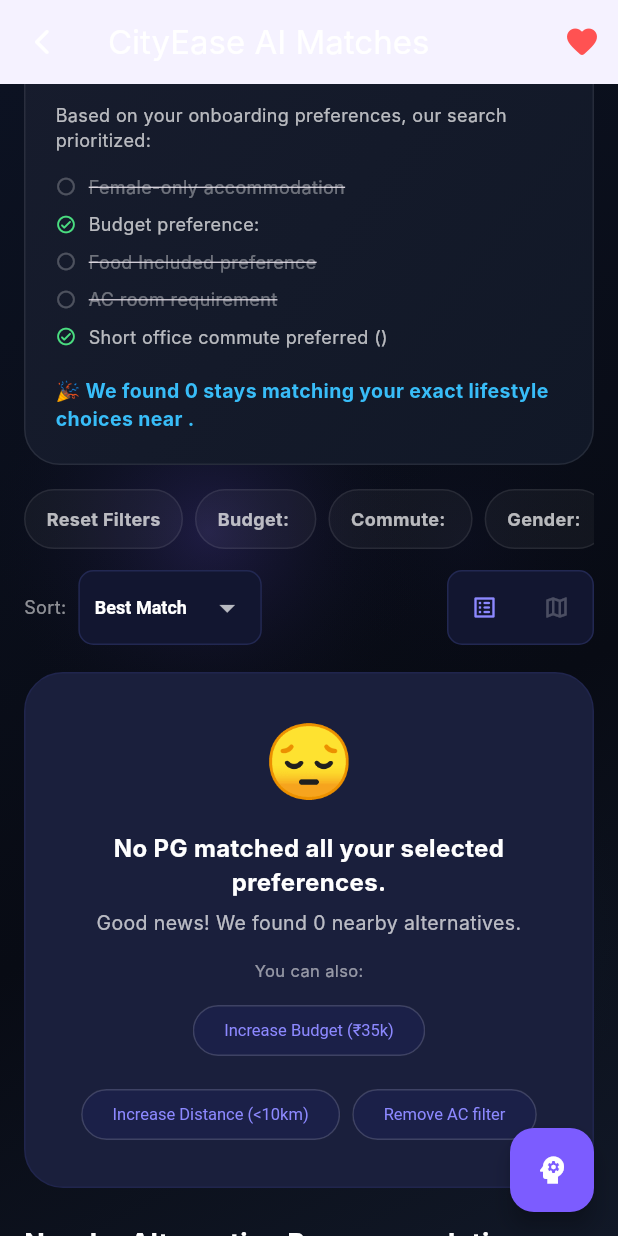
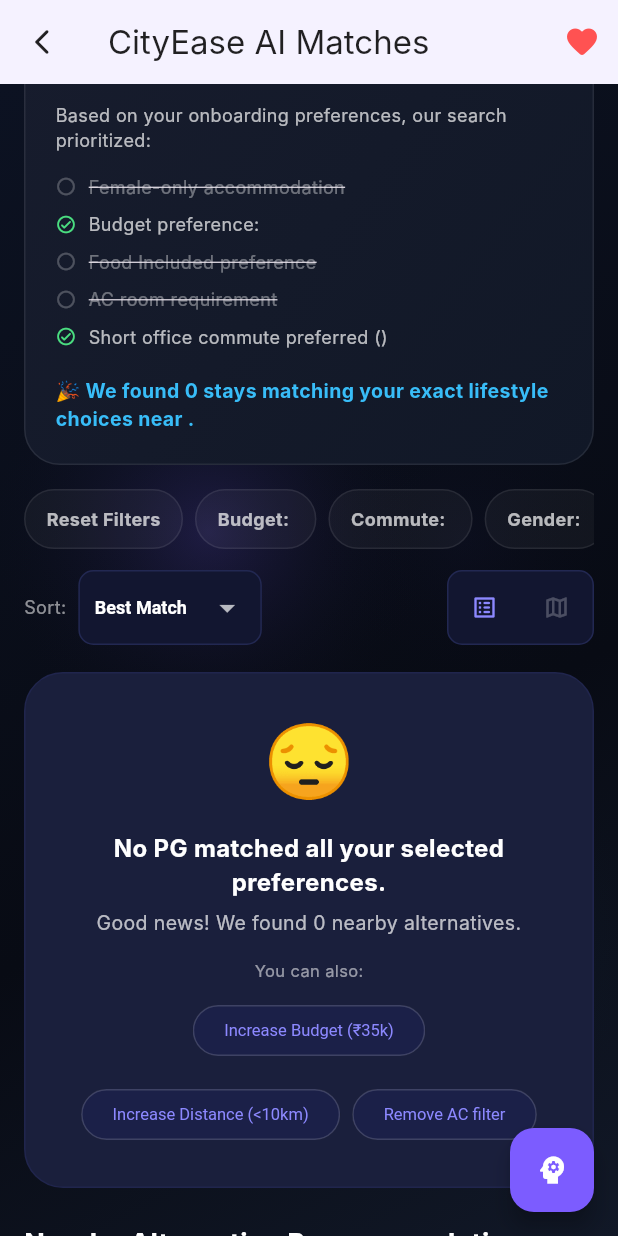
Before and after one commit to Mxnsii/CityEase, a Flutter app: the ResultsScreen screen opened directly with empty values, scrolled down 576 dp, on a phone screen of 412 x 824 dp. Run offline on Flutter 3.47's test engine with Material 3 defaults, Android fonts, the phone set to English and light mode, and no system bars; our stand-ins replace flutter_map, google_maps_flutter, latlong2, shared_preferences; missing offline and left inert: google_place; accounts and stored records are empty; network calls fail; Roboto replaces fonts that are missing (Inter); statements that could not run were skipped.

Commit message:
fix(results): appbar white background and black title for visibility

```diff
--- a/lib/screens/results_screen.dart
+++ b/lib/screens/results_screen.dart
@@ -1696,9 +1696,9 @@
       backgroundColor: Colors.transparent,
       appBar: AppBar(
         elevation: 0,
-        backgroundColor: Colors.transparent,
+        backgroundColor: Colors.white,
         title: const Text('CityEase AI Matches'), // 20. Human wording
-        foregroundColor: Colors.white,
+        foregroundColor: Colors.black87,
         leading: IconButton(
           icon: const Icon(Icons.arrow_back_ios_new_rounded, size: 20),
           onPressed: () => Navigator.of(context).pop(false),
```
